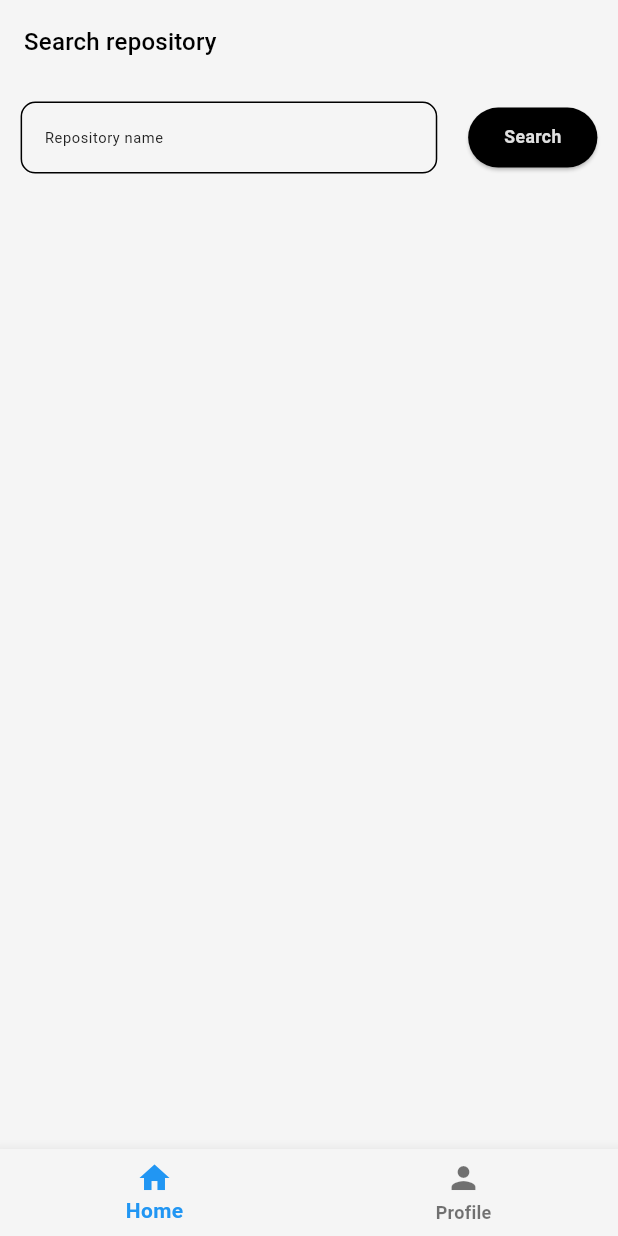
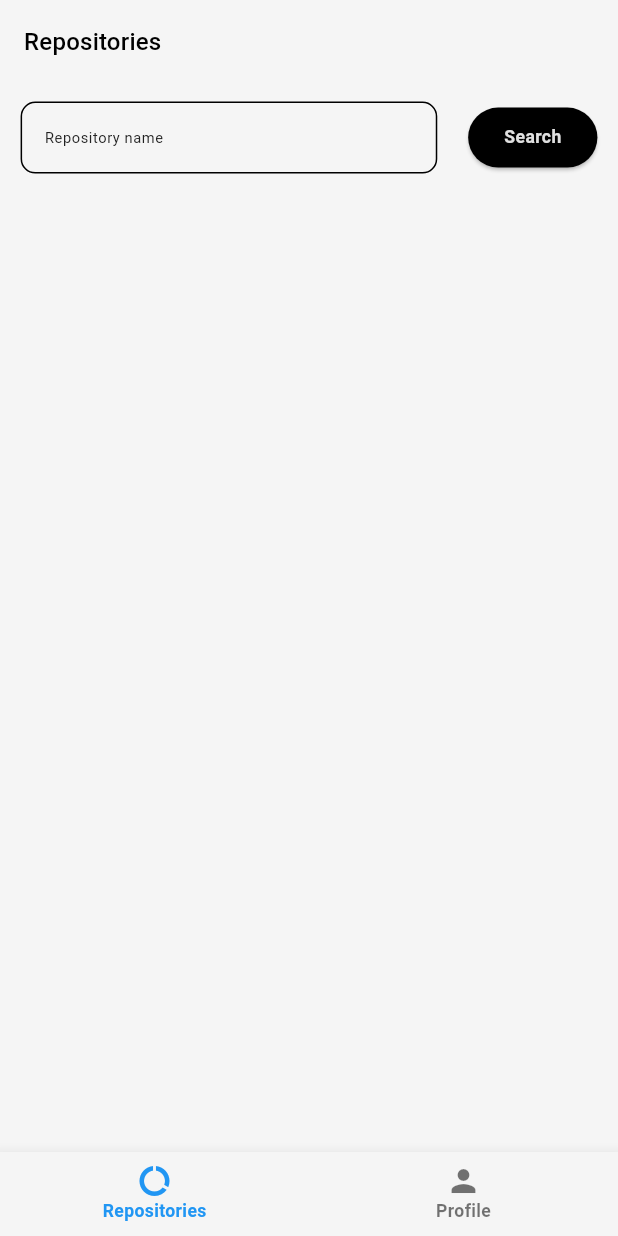
Before and after one commit to Pali-15/astron-interview, a Flutter app: the screen it shows after launch, on a phone screen of 412 x 824 dp. Run offline on Flutter 3.47's test engine with Material 3 defaults, Android fonts, the phone set to English and light mode, and no system bars; our stand-ins replace bloc, dio, equatable, flutter_bloc, flutter_screenutil, freezed_annotation and 3 more.

Commit message:
name and code refactoring

```diff
--- a/lib/presentation/home_page/home.dart
+++ b/lib/presentation/repository_page/repository_list_screen.dart
@@ -13,55 +13,19 @@ import 'package:template/widgets/common/data_table.dart';
 import 'package:template/widgets/common/pagination_controller_widget.dart';
 import 'package:template/widgets/error_widget.dart';
 
-class HomePage extends StatelessWidget {
-  HomePage({super.key});
+class RepositoryListPage extends StatelessWidget {
   final TextEditingController queryInputController = TextEditingController();
+  RepositoryListPage({super.key});
 
   @override
   Widget build(BuildContext context) {
     return BasePage(
-      title: 'Search repository',
+      title: 'Repositories',
       children: BlocBuilder<GithubRepositoryBloc, GithubRepositoryState>(
         builder: (context, state) {
           return Column(
             children: [
-              Row(
-                children: [
-                  Expanded(
-                    child: TextField(
-                      controller: queryInputController,
-                      style: context.textTheme.bodySmall,
-                      keyboardType: TextInputType.number,
-                      cursorColor: context.colorScheme.inversePrimary,
-                      decoration: InputDecoration(
-                        hintText: 'Repository name',
-                        hintStyle: context.textTheme.bodySmall,
-                        border: OutlineInputBorder(
-                          borderSide: BorderSide(
-                            color: context.colorScheme.inversePrimary,
-                          ),
-                          borderRadius: BorderRadius.all(AppDimensions.radiusM),
-                        ),
-                      ),
-                    ),
-                  ),
-                  SizedBox(
-                    width: 18.w,
-                  ),
-                  AppElevatedButton.primary(
-                    label: 'Search',
-                    context: context,
-                    onPressed: () {
-                      FocusScope.of(context).unfocus();
-                      context.read<GithubRepositoryBloc>().add(
-                            GithubRepositoryEvent.query(
-                              query: queryInputController.text,
-                            ),
-                          );
-                    },
-                  ),
-                ],
-              ),
+              _SearchBar(queryInputController: queryInputController),
               if (state is GithubRepositoryLoadingState) ...[
                 Spacer(),
                 CircularProgressIndicator(
@@ -99,6 +63,52 @@ class HomePage extends StatelessWidget {
   }
 }
 
+class _SearchBar extends StatelessWidget {
+  final TextEditingController queryInputController;
+  const _SearchBar({required this.queryInputController});
+
+  @override
+  Widget build(BuildContext context) {
+    return Row(
+      children: [
+        Expanded(
+          child: TextField(
+            controller: queryInputController,
+            style: context.textTheme.bodySmall,
+            keyboardType: TextInputType.number,
+            cursorColor: context.colorScheme.inversePrimary,
+            decoration: InputDecoration(
+              hintText: 'Repository name',
+              hintStyle: context.textTheme.bodySmall,
+              border: OutlineInputBorder(
+                borderSide: BorderSide(
+                  color: context.colorScheme.inversePrimary,
+                ),
+                borderRadius: BorderRadius.all(AppDimensions.radiusM),
+              ),
+            ),
+          ),
+        ),
+        SizedBox(
+          width: 18.w,
+        ),
+        AppElevatedButton.primary(
+          label: 'Search',
+          context: context,
+          onPressed: () {
+            FocusScope.of(context).unfocus();
+            context.read<GithubRepositoryBloc>().add(
+                  GithubRepositoryEvent.query(
+                    query: queryInputController.text,
+                  ),
+                );
+          },
+        ),
+      ],
+    );
+  }
+}
+
 class _SearchResultContainer extends StatelessWidget {
   final List<Repository> repositories;
   final int currentIndex;
@@ -131,13 +141,12 @@ class _SearchResultContainer extends StatelessWidget {
         PaginationControllerWidget(
           currentIndex: currentIndex,
           maxIndex: maxIndex,
-          previousFunction: () =>
-              () => context.read<GithubRepositoryBloc>().add(
-                    GithubRepositoryEvent.getPageByIndex(
-                      query: currentQuery,
-                      nextIndex: currentIndex - 1,
-                    ),
-                  ),
+          previousFunction: () => context.read<GithubRepositoryBloc>().add(
+                GithubRepositoryEvent.getPageByIndex(
+                  query: currentQuery,
+                  nextIndex: currentIndex - 1,
+                ),
+              ),
           nextFunction: () => context.read<GithubRepositoryBloc>().add(
                 GithubRepositoryEvent.getPageByIndex(
                   query: currentQuery,
--- a/lib/router/router.dart
+++ b/lib/router/router.dart
@@ -2,8 +2,8 @@ import 'package:flutter/material.dart';
 import 'package:flutter_bloc/flutter_bloc.dart';
 import 'package:go_router/go_router.dart';
 import 'package:template/domain/github/bloc/github_repository_bloc.dart';
-import 'package:template/presentation/home_page/home.dart';
-import 'package:template/presentation/home_page/home_nested.dart';
+import 'package:template/presentation/repository_page/repository_list_screen.dart';
+import 'package:template/presentation/repository_page/repository_detais.dart';
 import 'package:template/presentation/profile_page/profile.dart';
 import 'package:template/router/route_wrapper.dart';
 import 'package:template/router/routes.dart';
@@ -20,7 +20,7 @@ class AppRouter {
   AppRouter(RoutesBuilder builder) {
     _builder = builder;
     _router = GoRouter(
-      initialLocation: AppRoutes.home,
+      initialLocation: AppRoutes.repositories,
       navigatorKey: _rootNavigatorKey,
       debugLogDiagnostics: true,
       routes: <RouteBase>[
@@ -32,14 +32,14 @@ class AppRouter {
             StatefulShellBranch(
               routes: [
                 GoRoute(
-                  path: AppRoutes.home,
-                  name: AppRoutes.home,
-                  builder: _builder.homePageBuilder,
+                  path: AppRoutes.repositories,
+                  name: AppRoutes.repositories,
+                  builder: _builder.repositoryListPageBuilder,
                   routes: [
                     GoRoute(
-                      path: AppRoutes.homeNested,
-                      name: AppRoutes.homeNested,
-                      builder: _builder.homeNestedPageBuilder,
+                      path: AppRoutes.repositoryDetails,
+                      name: AppRoutes.repositoryDetails,
+                      builder: _builder.repositoryDetailsPageBuilder,
                     ),
                   ],
                 ),
@@ -68,16 +68,17 @@ class RoutesBuilder {
     required this.githubRepositoryBloc,
   });
 
-  Widget homePageBuilder(BuildContext context, GoRouterState state) {
+  Widget repositoryListPageBuilder(BuildContext context, GoRouterState state) {
     return RouteWrapper(
       child: BlocProvider<GithubRepositoryBloc>.value(
         value: githubRepositoryBloc,
-        child: HomePage(),
+        child: RepositoryListPage(),
       ),
     );
   }
 
-  Widget homeNestedPageBuilder(BuildContext context, GoRouterState state) {
+  Widget repositoryDetailsPageBuilder(
+      BuildContext context, GoRouterState state) {
     return RouteWrapper(child: HomeNested());
   }
 
--- a/lib/router/routes.dart
+++ b/lib/router/routes.dart
@@ -1,9 +1,9 @@
 class AppRoutes {
   static const base = "/";
   //Top level routes
-  static const home = "/home";
+  static const repositories = "/repositories";
   static const profile = "/profile";
 
   //Home shell routes
-  static const homeNested = "homeNested";
+  static const repositoryDetails = "repositoryDetails";
 }
--- a/lib/widgets/bottom_navbar.dart
+++ b/lib/widgets/bottom_navbar.dart
@@ -1,5 +1,6 @@
 import 'package:flutter/material.dart';
 import 'package:go_router/go_router.dart';
+import 'package:template/extensions/context_extension.dart';
 import 'package:template/theme.dart';
 
 class BottomNavbar extends StatelessWidget {
@@ -14,7 +15,8 @@ class BottomNavbar extends StatelessWidget {
       ),
       bottomNavigationBar: BottomNavigationBar(
         items: const [
-          BottomNavigationBarItem(icon: Icon(Icons.home), label: 'Home'),
+          BottomNavigationBarItem(
+              icon: Icon(Icons.data_saver_off_outlined), label: 'Repositories'),
           BottomNavigationBarItem(icon: Icon(Icons.person), label: 'Profile'),
         ],
         currentIndex: navigationShell.currentIndex,
@@ -24,6 +26,9 @@ class BottomNavbar extends StatelessWidget {
           }
         },
         selectedItemColor: AppColors.blue,
+        selectedLabelStyle:
+            context.textTheme.bodyMedium!.copyWith(fontWeight: FontWeight.bold),
+        unselectedLabelStyle: context.textTheme.bodyMedium,
       ),
     );
   }
--- a/lib/widgets/common/pagination_controller_widget.dart
+++ b/lib/widgets/common/pagination_controller_widget.dart
@@ -25,7 +25,7 @@ class PaginationControllerWidget extends StatelessWidget {
           onPressed: currentIndex > 1 ? previousFunction : null,
         ),
         Text(
-          currentIndex.toString(),
+          '$maxIndex / $currentIndex',
           style: context.textTheme.bodySmall,
         ),
         AppTextButton.transparent(
```
Also changed, not shown: lib/presentation/repository_page/repository_detais.dart (renamed from lib/presentation/home_page/home_nested.dart).
